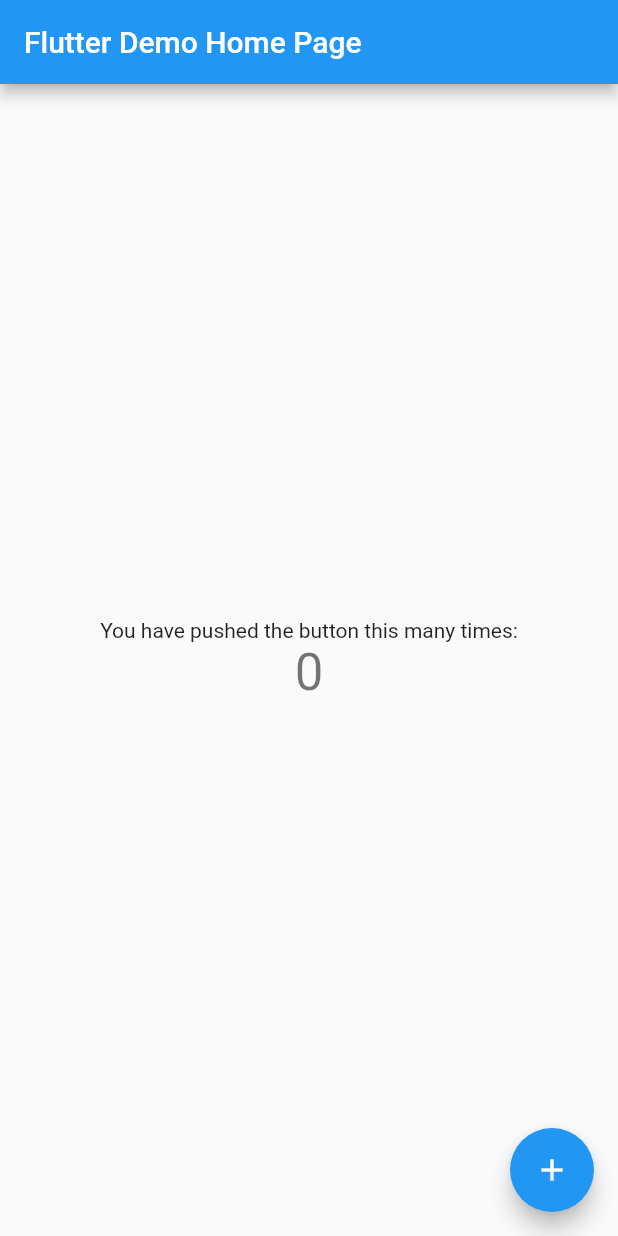
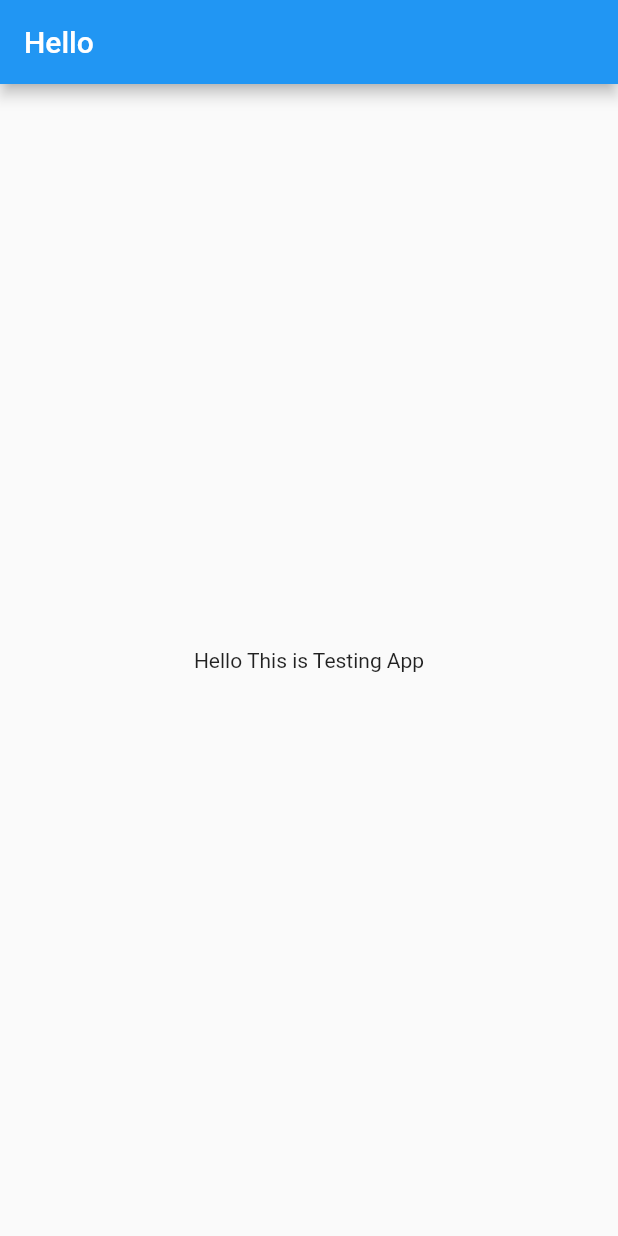
Before and after one commit to ankitkeyss/Hello, a Flutter app: the screen it shows after launch, on a phone screen of 412 x 824 dp. Run offline on Flutter 3.47's test engine with Material 2 defaults, Android fonts, the phone set to English and light mode, and no system bars.

Commit message:
second commit

```diff
--- /dev/null
+++ b/lib/home_page.dart
@@ -0,0 +1,22 @@
+import 'package:flutter/material.dart';
+
+class MyHomePage extends StatefulWidget {
+
+
+  @override
+  State<MyHomePage> createState() => _MyHomePageState();
+}
+
+class _MyHomePageState extends State<MyHomePage> {
+  @override
+  Widget build(BuildContext context) {
+    return Scaffold(
+      appBar: AppBar(
+        title: Text("Hello"),
+      ),
+      body: Center(
+        child: Text('Hello This is Testing App'),
+      ),
+    );
+  }
+}
--- a/lib/main.dart
+++ b/lib/main.dart
@@ -1,115 +1,20 @@
 import 'package:flutter/material.dart';
 
+import 'home_page.dart';
+
 void main() {
-  runApp(const MyApp());
+  runApp( MyApp());
 }
 
 class MyApp extends StatelessWidget {
-  const MyApp({Key? key}) : super(key: key);
-
-  // This widget is the root of your application.
   @override
   Widget build(BuildContext context) {
     return MaterialApp(
       title: 'Flutter Demo',
       theme: ThemeData(
-        // This is the theme of your application.
-        //
-        // Try running your application with "flutter run". You'll see the
-        // application has a blue toolbar. Then, without quitting the app, try
-        // changing the primarySwatch below to Colors.green and then invoke
-        // "hot reload" (press "r" in the console where you ran "flutter run",
-        // or simply save your changes to "hot reload" in a Flutter IDE).
-        // Notice that the counter didn't reset back to zero; the application
-        // is not restarted.
         primarySwatch: Colors.blue,
       ),
-      home: const MyHomePage(title: 'Flutter Demo Home Page'),
+      home:   MyHomePage(),
     );
   }
 }
-
-class MyHomePage extends StatefulWidget {
-  const MyHomePage({Key? key, required this.title}) : super(key: key);
-
-  // This widget is the home page of your application. It is stateful, meaning
-  // that it has a State object (defined below) that contains fields that affect
-  // how it looks.
-
-  // This class is the configuration for the state. It holds the values (in this
-  // case the title) provided by the parent (in this case the App widget) and
-  // used by the build method of the State. Fields in a Widget subclass are
-  // always marked "final".
-
-  final String title;
-
-  @override
-  State<MyHomePage> createState() => _MyHomePageState();
-}
-
-class _MyHomePageState extends State<MyHomePage> {
-  int _counter = 0;
-
-  void _incrementCounter() {
-    setState(() {
-      // This call to setState tells the Flutter framework that something has
-      // changed in this State, which causes it to rerun the build method below
-      // so that the display can reflect the updated values. If we changed
-      // _counter without calling setState(), then the build method would not be
-      // called again, and so nothing would appear to happen.
-      _counter++;
-    });
-  }
-
-  @override
-  Widget build(BuildContext context) {
-    // This method is rerun every time setState is called, for instance as done
-    // by the _incrementCounter method above.
-    //
-    // The Flutter framework has been optimized to make rerunning build methods
-    // fast, so that you can just rebuild anything that needs updating rather
-    // than having to individually change instances of widgets.
-    return Scaffold(
-      appBar: AppBar(
-        // Here we take the value from the MyHomePage object that was created by
-        // the App.build method, and use it to set our appbar title.
-        title: Text(widget.title),
-      ),
-      body: Center(
-        // Center is a layout widget. It takes a single child and positions it
-        // in the middle of the parent.
-        child: Column(
-          // Column is also a layout widget. It takes a list of children and
-          // arranges them vertically. By default, it sizes itself to fit its
-          // children horizontally, and tries to be as tall as its parent.
-          //
-          // Invoke "debug painting" (press "p" in the console, choose the
-          // "Toggle Debug Paint" action from the Flutter Inspector in Android
-          // Studio, or the "Toggle Debug Paint" command in Visual Studio Code)
-          // to see the wireframe for each widget.
-          //
-          // Column has various properties to control how it sizes itself and
-          // how it positions its children. Here we use mainAxisAlignment to
-          // center the children vertically; the main axis here is the vertical
-          // axis because Columns are vertical (the cross axis would be
-          // horizontal).
-          mainAxisAlignment: MainAxisAlignment.center,
-          children: <Widget>[
-            const Text(
-              'You have pushed the button this many times:',
-            ),
-            Text(
-              '$_counter',
-              style: Theme.of(context).textTheme.headline4,
-            ),
-          ],
-        ),
-      ),
-      floatingActionButton: FloatingActionButton(
-        onPressed: _incrementCounter,
-        tooltip: 'Increment',
-        child: const Icon(Icons.add),
-      ), // This trailing comma makes auto-formatting nicer for build methods.
-    );
-  }
-}
```
